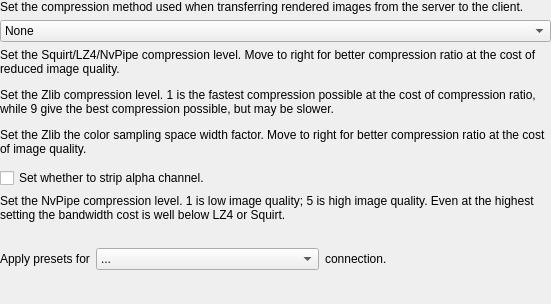
The window that Qt/ApplicationComponents/Resources/UI/pqImageCompressorWidget.ui (Kitware/ParaView) describes before a commit, drawn with Qt 5.
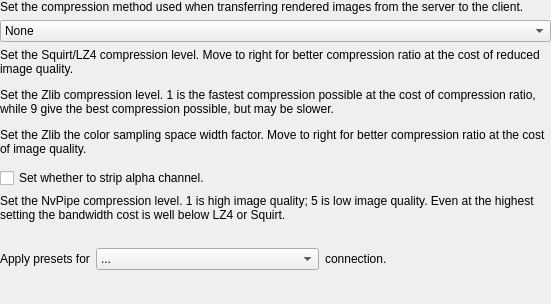
The same window after the commit. Custom widgets are drawn as their Qt base class.

Diff of the .ui file:
```diff
--- a/Qt/ApplicationComponents/Resources/UI/pqImageCompressorWidget.ui
+++ b/Qt/ApplicationComponents/Resources/UI/pqImageCompressorWidget.ui
@@ -54,7 +54,7 @@
    <item>
     <widget class="QLabel" name="squirtLabel">
      <property name="text">
-      <string>Set the Squirt/LZ4/NvPipe compression level. Move to right for better compression ratio at the cost of reduced image quality.</string>
+      <string>Set the Squirt/LZ4 compression level. Move to right for better compression ratio at the cost of reduced image quality.</string>
      </property>
      <property name="wordWrap">
       <bool>true</bool>
@@ -139,7 +139,7 @@
    <item>
     <widget class="QLabel" name="nvpLabel">
      <property name="text">
-      <string>Set the NvPipe compression level. 1 is low image quality; 5 is high image quality. Even at the highest setting the bandwidth cost is well below LZ4 or Squirt.
+      <string>Set the NvPipe compression level. 1 is high image quality; 5 is low image quality. Even at the highest setting the bandwidth cost is well below LZ4 or Squirt.
       </string>
      </property>
      <property name="wordWrap">
```
